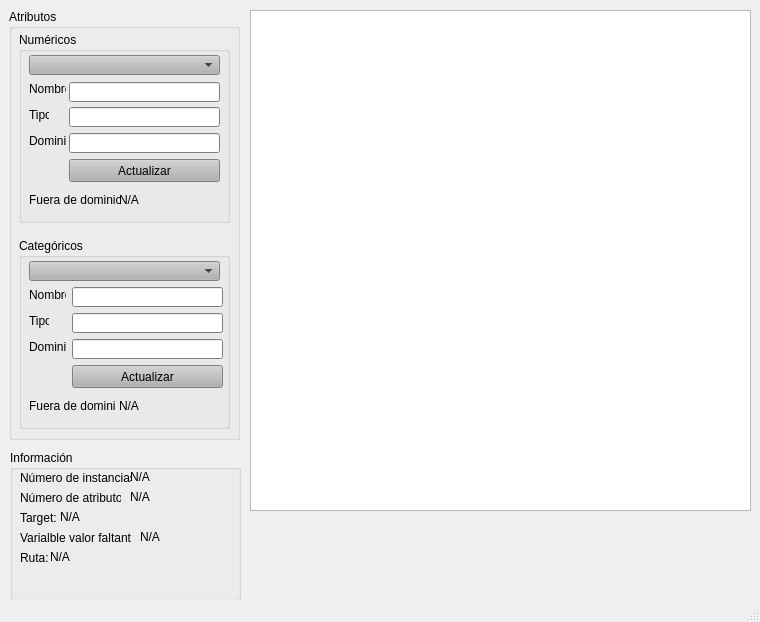
This is main_window_ui.ui in AdrianPrietoLozano/proyecto_mineria as Qt 5 draws it before an edit. The edited form follows.
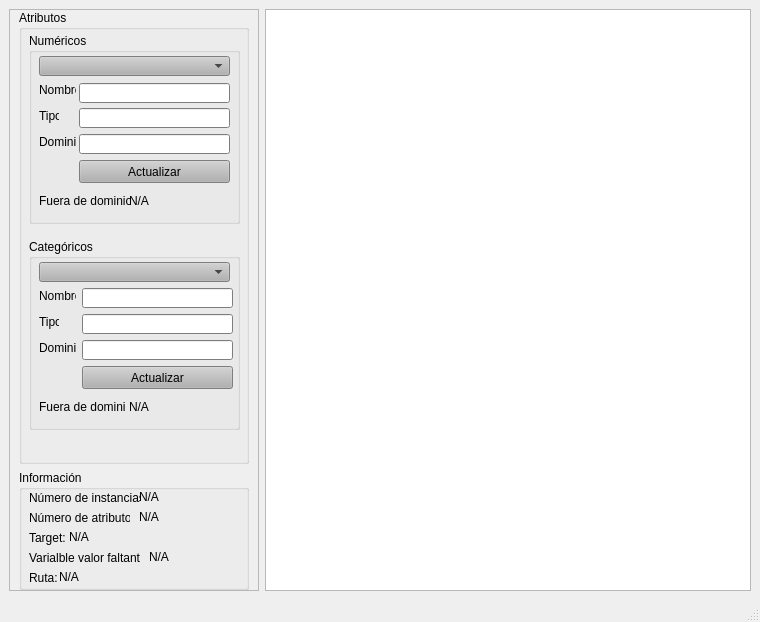
This is the edited form.

Commit message: Se aprovecha mejor el espacio

```diff
--- a/main_window_ui.ui
+++ b/main_window_ui.ui
@@ -14,14 +14,47 @@
    <string>MainWindow</string>
   </property>
   <widget class="QWidget" name="centralwidget">
+   <layout class="QHBoxLayout" name="horizontalLayout">
+    <item>
+     <widget class="QFrame" name="frame">
+      <property name="sizePolicy">
+       <sizepolicy hsizetype="Fixed" vsizetype="Preferred">
+        <horstretch>0</horstretch>
+        <verstretch>0</verstretch>
+       </sizepolicy>
+      </property>
+      <property name="minimumSize">
+       <size>
+        <width>250</width>
+        <height>0</height>
+       </size>
+      </property>
+      <property name="maximumSize">
+       <size>
+        <width>250</width>
+        <height>16777215</height>
+       </size>
+      </property>
+      <property name="frameShape">
+       <enum>QFrame::StyledPanel</enum>
+      </property>
+      <property name="frameShadow">
+       <enum>QFrame::Raised</enum>
+      </property>
+      <layout class="QVBoxLayout" name="verticalLayout">
+       <property name="topMargin">
+        <number>0</number>
+       </property>
+       <property name="bottomMargin">
+        <number>0</number>
+       </property>
+       <item>
    <widget class="QGroupBox" name="groupBox">
-    <property name="geometry">
-     <rect>
-      <x>9</x>
-      <y>9</y>
-      <width>231</width>
-      <height>431</height>
-     </rect>
+         <property name="sizePolicy">
+          <sizepolicy hsizetype="Expanding" vsizetype="Expanding">
+           <horstretch>0</horstretch>
+           <verstretch>0</verstretch>
+          </sizepolicy>
     </property>
     <property name="palette">
      <palette>
@@ -477,6 +510,12 @@
        <height>191</height>
       </rect>
      </property>
+          <property name="sizePolicy">
+           <sizepolicy hsizetype="Expanding" vsizetype="Expanding">
+            <horstretch>0</horstretch>
+            <verstretch>0</verstretch>
+           </sizepolicy>
+          </property>
      <property name="title">
       <string>Numéricos</string>
      </property>
@@ -608,6 +647,12 @@
        <height>191</height>
       </rect>
      </property>
+          <property name="sizePolicy">
+           <sizepolicy hsizetype="Expanding" vsizetype="Expanding">
+            <horstretch>0</horstretch>
+            <verstretch>0</verstretch>
+           </sizepolicy>
+          </property>
      <property name="title">
       <string>Categóricos</string>
      </property>
@@ -733,24 +778,26 @@
     <zorder>groupBoxCategoricos</zorder>
     <zorder>groupBoxNumericos</zorder>
    </widget>
-   <widget class="QTableView" name="tabla">
-    <property name="geometry">
-     <rect>
-      <x>250</x>
-      <y>10</y>
-      <width>501</width>
-      <height>501</height>
-     </rect>
-    </property>
-   </widget>
+       </item>
+       <item>
    <widget class="QGroupBox" name="groupBox_2">
-    <property name="geometry">
-     <rect>
-      <x>10</x>
-      <y>450</y>
-      <width>231</width>
-      <height>151</height>
-     </rect>
+         <property name="sizePolicy">
+          <sizepolicy hsizetype="Expanding" vsizetype="Fixed">
+           <horstretch>0</horstretch>
+           <verstretch>0</verstretch>
+          </sizepolicy>
+         </property>
+         <property name="minimumSize">
+          <size>
+           <width>0</width>
+           <height>120</height>
+          </size>
+         </property>
+         <property name="maximumSize">
+          <size>
+           <width>16777215</width>
+           <height>120</height>
+          </size>
     </property>
     <property name="title">
      <string>Información</string>
@@ -886,6 +933,18 @@
      </property>
     </widget>
    </widget>
+       </item>
+      </layout>
+     </widget>
+    </item>
+    <item>
+     <widget class="QTableView" name="tabla">
+      <property name="sortingEnabled">
+       <bool>true</bool>
+      </property>
+     </widget>
+    </item>
+   </layout>
   </widget>
   <widget class="QMenuBar" name="menubar">
    <property name="geometry">
```
Lines whose indentation alone changed are shown as unchanged. The commit also changes 1 other file.
